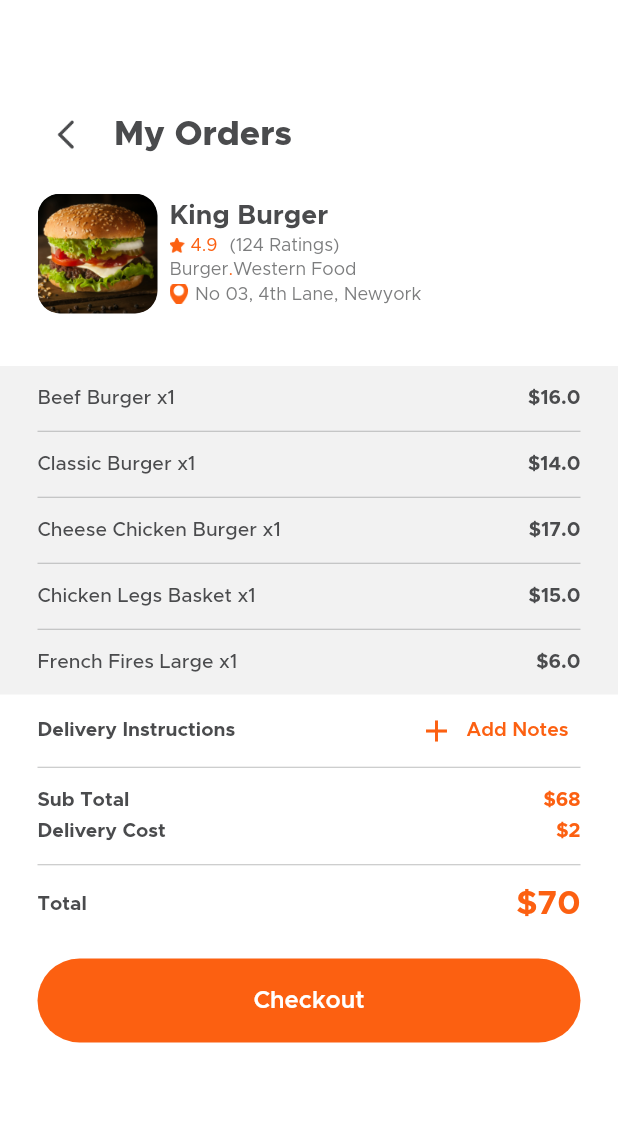
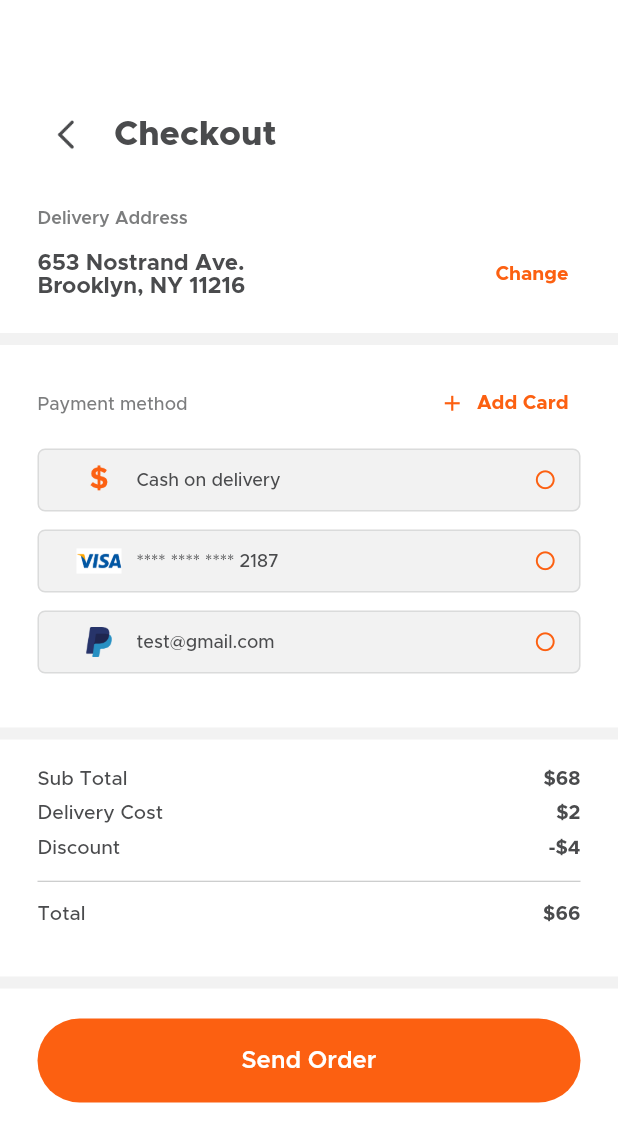
Before and after one commit to MutluClkn/meal_monkey, a Flutter app: the MyOrdersView screen opened directly, after a tap on "Checkout", on a phone screen of 412 x 824 dp. Shown: the top 1142 px of the screen. Run offline on Flutter 3.47's test engine with Material 2 defaults, Android fonts, the phone set to English and light mode, and no system bars; our stand-ins replace flutter_rating_bar, image_picker; missing offline and left inert: otp_pin_field.

Commit message:
Checkout screen UI created.

```diff
--- /dev/null
+++ b/lib/view/more/checkout_view.dart
@@ -0,0 +1,348 @@
+import 'package:flutter/material.dart';
+import 'package:meal_monkey/common/color_extension.dart';
+import 'package:meal_monkey/common_widget/round_button.dart';
+
+class CheckoutView extends StatefulWidget {
+  const CheckoutView({super.key});
+
+  @override
+  State<CheckoutView> createState() => _CheckoutViewState();
+}
+
+class _CheckoutViewState extends State<CheckoutView> {
+  String addressText = '653 Nostrand Ave. Brooklyn, NY 11216';
+  List paymentArr = [
+    {"name": "Cash on delivery", "icon": "assets/images/cash.png"},
+    {"name": "**** **** **** 2187", "icon": "assets/images/visa_icon.png"},
+    {"name": "test@gmail.com", "icon": "assets/images/paypal.png"},
+  ];
+  int selectedMethod = -1;
+  @override
+  Widget build(BuildContext context) {
+    var media = MediaQuery.of(context).size;
+    return Scaffold(
+      backgroundColor: TColor.white,
+      body: SingleChildScrollView(
+        child: Padding(
+          padding: const EdgeInsets.symmetric(vertical: 20),
+          child: Column(
+            crossAxisAlignment: CrossAxisAlignment.start,
+            children: [
+              const SizedBox(
+                height: 46,
+              ),
+              Padding(
+                padding: const EdgeInsets.symmetric(horizontal: 20),
+                child: Row(
+                  children: [
+                    IconButton(
+                      onPressed: () {
+                        Navigator.pop(context);
+                      },
+                      icon: Image.asset(
+                        'assets/images/btn_back.png',
+                        width: 20,
+                        height: 20,
+                      ),
+                    ),
+                    const SizedBox(
+                      width: 8,
+                    ),
+                    Expanded(
+                      child: Text(
+                        'Checkout',
+                        style: TextStyle(
+                          color: TColor.primaryText,
+                          fontSize: 23,
+                          fontWeight: FontWeight.w800,
+                        ),
+                      ),
+                    ),
+                  ],
+                ),
+              ),
+              const SizedBox(
+                height: 10,
+              ),
+              Padding(
+                padding: const EdgeInsets.symmetric(
+                  vertical: 15,
+                  horizontal: 25,
+                ),
+                child: Column(
+                  crossAxisAlignment: CrossAxisAlignment.start,
+                  children: [
+                    Text(
+                      'Delivery Address',
+                      style: TextStyle(
+                        color: TColor.secondaryText,
+                        fontSize: 12,
+                        fontWeight: FontWeight.w600,
+                      ),
+                    ),
+                    const SizedBox(
+                      height: 8,
+                    ),
+                    Row(
+                      mainAxisAlignment: MainAxisAlignment.spaceBetween,
+                      children: [
+                        LimitedBox(
+                          maxWidth: media.width * 0.5,
+                          child: Text(
+                            addressText,
+                            style: TextStyle(
+                              color: TColor.primaryText,
+                              fontSize: 15,
+                              fontWeight: FontWeight.w700,
+                            ),
+                          ),
+                        ),
+                        TextButton(
+                          onPressed: () {},
+                          child: Text(
+                            'Change',
+                            style: TextStyle(
+                              color: TColor.primary,
+                              fontSize: 13,
+                              fontWeight: FontWeight.w700,
+                            ),
+                          ),
+                        ),
+                      ],
+                    ),
+                  ],
+                ),
+              ),
+              Container(
+                decoration: BoxDecoration(color: TColor.textfield),
+                height: 8,
+              ),
+              Padding(
+                padding:
+                    const EdgeInsets.symmetric(vertical: 15, horizontal: 25),
+                child: Column(
+                  children: [
+                    Row(
+                      mainAxisAlignment: MainAxisAlignment.spaceBetween,
+                      children: [
+                        Text(
+                          'Payment method',
+                          style: TextStyle(
+                            color: TColor.secondaryText,
+                            fontSize: 12,
+                            fontWeight: FontWeight.w500,
+                          ),
+                        ),
+                        TextButton.icon(
+                          onPressed: () {},
+                          icon: Icon(
+                            Icons.add,
+                            color: TColor.primary,
+                            size: 17,
+                          ),
+                          label: Text(
+                            'Add Card',
+                            style: TextStyle(
+                              color: TColor.primary,
+                              fontSize: 13,
+                              fontWeight: FontWeight.w700,
+                            ),
+                          ),
+                        ),
+                      ],
+                    ),
+                    ListView.builder(
+                      physics: const NeverScrollableScrollPhysics(),
+                      shrinkWrap: true,
+                      itemCount: paymentArr.length,
+                      padding: EdgeInsets.zero,
+                      itemBuilder: ((context, index) {
+                        var paymentObj = paymentArr[index] as Map? ?? {};
+                        return Container(
+                          margin: const EdgeInsets.symmetric(vertical: 6),
+                          padding: const EdgeInsets.symmetric(
+                              vertical: 10, horizontal: 15),
+                          decoration: BoxDecoration(
+                            color: TColor.textfield,
+                            borderRadius: BorderRadius.circular(5),
+                            border: Border.all(
+                              color: TColor.secondaryText.withOpacity(0.2),
+                            ),
+                          ),
+                          child: Row(
+                            children: [
+                              Image.asset(
+                                paymentObj['icon'].toString(),
+                                width: 50,
+                                height: 20,
+                                fit: BoxFit.contain,
+                              ),
+                              Expanded(
+                                child: Text(
+                                  paymentObj['name'],
+                                  style: TextStyle(
+                                    color: TColor.primaryText,
+                                    fontSize: 12,
+                                    fontWeight: FontWeight.w500,
+                                  ),
+                                ),
+                              ),
+                              InkWell(
+                                onTap: () {
+                                  setState(() {
+                                    selectedMethod = index;
+                                  });
+                                },
+                                child: Icon(
+                                  selectedMethod == index
+                                      ? Icons.radio_button_on
+                                      : Icons.radio_button_off,
+                                  color: TColor.primary,
+                                  size: 15,
+                                ),
+                              )
+                            ],
+                          ),
+                        );
+                      }),
+                    ),
+                  ],
+                ),
+              ),
+              const SizedBox(
+                height: 15,
+              ),
+              Container(
+                decoration: BoxDecoration(color: TColor.textfield),
+                height: 8,
+              ),
+              Padding(
+                padding:
+                    const EdgeInsets.symmetric(vertical: 20, horizontal: 25),
+                child: Column(
+                  crossAxisAlignment: CrossAxisAlignment.start,
+                  children: [
+                    Row(
+                      mainAxisAlignment: MainAxisAlignment.spaceBetween,
+                      children: [
+                        Text(
+                          'Sub Total',
+                          style: TextStyle(
+                            color: TColor.primaryText,
+                            fontSize: 13,
+                            fontWeight: FontWeight.w500,
+                          ),
+                        ),
+                        Text(
+                          '\$68',
+                          style: TextStyle(
+                            color: TColor.primaryText,
+                            fontSize: 13,
+                            fontWeight: FontWeight.w700,
+                          ),
+                        ),
+                      ],
+                    ),
+                    const SizedBox(
+                      height: 10,
+                    ),
+                    Row(
+                      mainAxisAlignment: MainAxisAlignment.spaceBetween,
+                      children: [
+                        Text(
+                          'Delivery Cost',
+                          style: TextStyle(
+                            color: TColor.primaryText,
+                            fontSize: 13,
+                            fontWeight: FontWeight.w500,
+                          ),
+                        ),
+                        Text(
+                          '\$2',
+                          style: TextStyle(
+                            color: TColor.primaryText,
+                            fontSize: 13,
+                            fontWeight: FontWeight.w700,
+                          ),
+                        ),
+                      ],
+                    ),
+                    const SizedBox(
+                      height: 10,
+                    ),
+                    Row(
+                      mainAxisAlignment: MainAxisAlignment.spaceBetween,
+                      children: [
+                        Text(
+                          'Discount',
+                          style: TextStyle(
+                            color: TColor.primaryText,
+                            fontSize: 13,
+                            fontWeight: FontWeight.w500,
+                          ),
+                        ),
+                        Text(
+                          '-\$4',
+                          style: TextStyle(
+                            color: TColor.primaryText,
+                            fontSize: 13,
+                            fontWeight: FontWeight.w700,
+                          ),
+                        ),
+                      ],
+                    ),
+                    const SizedBox(
+                      height: 15,
+                    ),
+                    Divider(
+                      color: TColor.secondaryText.withOpacity(0.5),
+                      height: 1,
+                    ),
+                    const SizedBox(
+                      height: 15,
+                    ),
+                    Row(
+                      mainAxisAlignment: MainAxisAlignment.spaceBetween,
+                      children: [
+                        Text(
+                          'Total',
+                          style: TextStyle(
+                            color: TColor.primaryText,
+                            fontSize: 13,
+                            fontWeight: FontWeight.w500,
+                          ),
+                        ),
+                        Text(
+                          '\$66',
+                          style: TextStyle(
+                            color: TColor.primaryText,
+                            fontSize: 13,
+                            fontWeight: FontWeight.w700,
+                          ),
+                        ),
+                      ],
+                    ),
+                  ],
+                ),
+              ),
+              const SizedBox(
+                height: 15,
+              ),
+              Container(
+                decoration: BoxDecoration(color: TColor.textfield),
+                height: 8,
+              ),
+              Padding(
+                padding: const EdgeInsets.symmetric(
+                  vertical: 20,
+                  horizontal: 25,
+                ),
+                child: RoundButton(title: 'Send Order', onPressed: () {}),
+              ),
+            ],
+          ),
+        ),
+      ),
+    );
+  }
+}
--- a/lib/view/more/my_orders_view.dart
+++ b/lib/view/more/my_orders_view.dart
@@ -1,6 +1,7 @@
 import 'package:flutter/material.dart';
 import 'package:meal_monkey/common/color_extension.dart';
 import 'package:meal_monkey/common_widget/round_button.dart';
+import 'package:meal_monkey/view/more/checkout_view.dart';
 
 class MyOrdersView extends StatefulWidget {
   const MyOrdersView({super.key});
@@ -364,7 +365,12 @@ class _MyOrdersViewState extends State<MyOrdersView> {
                     ),
                     RoundButton(
                       title: 'Checkout',
-                      onPressed: () {},
+                      onPressed: () {
+                        Navigator.push(
+                            context,
+                            MaterialPageRoute(
+                                builder: (context) => const CheckoutView()));
+                      },
                     ),
                     const SizedBox(
                       height: 20,
```
